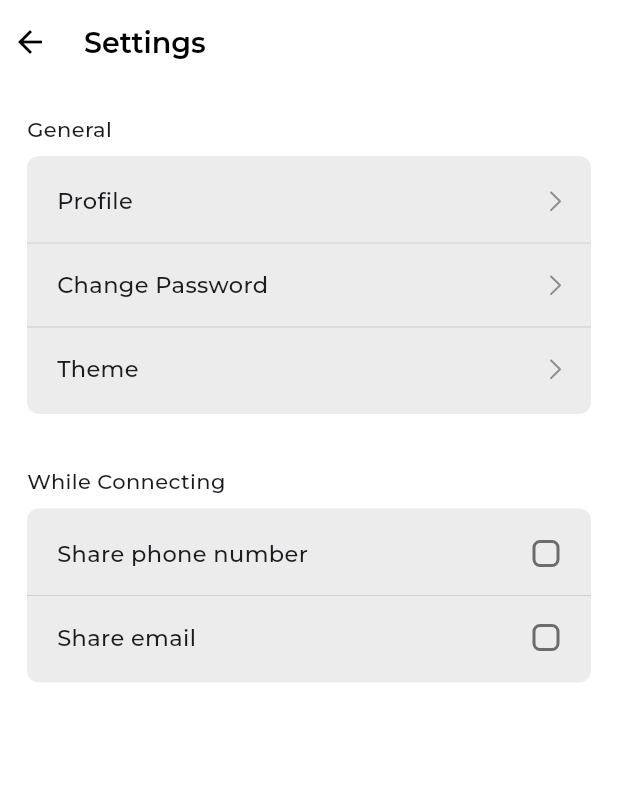
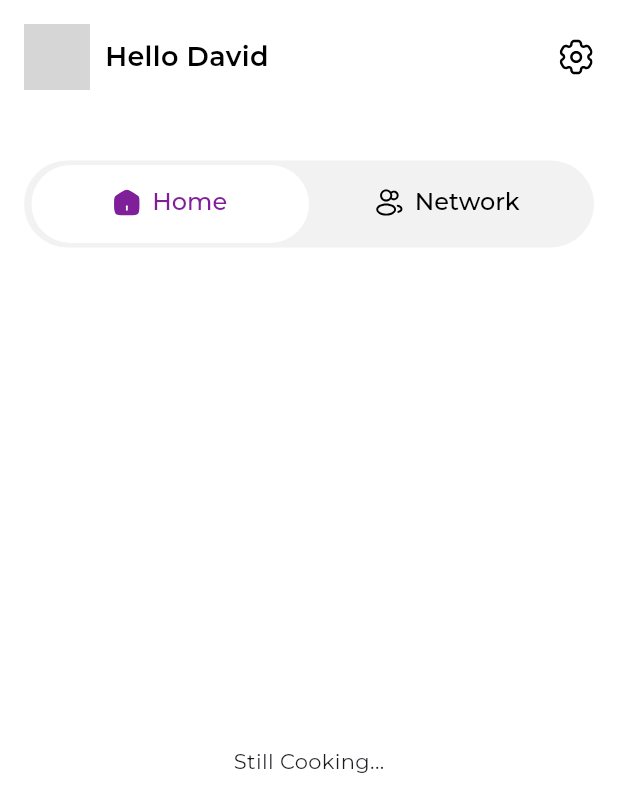
Before and after one commit to Maxzeno/socialscan, a Flutter app: the screen it shows after launch, on a phone screen of 412 x 824 dp. Shown: the top 812 px of the screen. Run offline on Flutter 3.47's test engine with Material 3 defaults, Android fonts, the phone set to English and light mode, and no system bars; our stand-ins replace flutter_svg, google_fonts; missing offline and left inert: fl_country_code_picker; network calls fail; grey boxes are pictures that could not be loaded.

Commit message:
added home_screen_ui

```diff
--- a/lib/main.dart
+++ b/lib/main.dart
@@ -1,6 +1,6 @@
 import 'package:flutter/material.dart';
 import 'package:google_fonts/google_fonts.dart';
-import 'package:socialscan/views/settings/screens/settings_screen.dart';
+import 'package:socialscan/views/home/screens/home_sceen.dart';
 
 void main() {
   runApp(const MyApp());
@@ -22,7 +22,7 @@ class MyApp extends StatelessWidget {
         colorScheme: ColorScheme.fromSeed(seedColor: const Color(0xFF7F1F9A)),
         useMaterial3: false,
       ),
-      home: const SettingScreen(),
+      home: const HomeScreen(),
       // home: const SignUpScreen(),
     );
   }
--- a/lib/utils/images.dart
+++ b/lib/utils/images.dart
@@ -6,3 +6,9 @@ String iconPath = 'assets/svg_icons';
 String forwardIcon = '$iconPath/forward.svg';
 String editIcon = '$iconPath/edit.svg';
 String lockIcon = '$iconPath/lock_icon.svg';
+String settingsIcon = '$iconPath/settings_icon.svg';
+String homeIcon = '$iconPath/home_icon.svg';
+String homeIconFill = '$iconPath/home_icon_fill.svg';
+String networkIcon = '$iconPath/network_icon.svg';
+String networkIconFill = '$iconPath/network_icon_fill.svg';
+String searchIcon = '$iconPath/search.svg';
--- a/lib/utils/strings.dart
+++ b/lib/utils/strings.dart
@@ -23,6 +23,7 @@ String whileConnecting = 'While Connecting';
 String sharePhoneNumber = 'Share phone number';
 String shareEmail = 'Share email';
 String davidRay = 'David Ray';
+String helloDavid = 'Hello David';
 String profileEmail = 'davidray@gmail.com';
 String profileImage =
     'https://img.freepik.com/free-photo/portrait-man-laughing_23-2148859448.jpg?size=338&ext=jpg&ga=GA1.1.1700460183.1708041600&semt=ais';
@@ -32,3 +33,8 @@ String enterCurrentPassword = 'Enter Current Password';
 String enterNewPassword = 'Enter new password';
 String reEnterPassword = 'Re-enter password';
 String helloTest = 'Hello Test';
+String home = 'Home';
+String network = 'Network';
+String today = 'Today';
+String yesterday = 'Yesterday';
+String month = 'January 16';
--- /dev/null
+++ b/lib/views/home/screens/home_sceen.dart
@@ -0,0 +1,232 @@
+import 'package:flutter/cupertino.dart';
+import 'package:flutter/material.dart';
+import 'package:flutter_svg/svg.dart';
+import 'package:google_fonts/google_fonts.dart';
+import 'package:socialscan/utils/colors.dart';
+import 'package:socialscan/utils/images.dart';
+import 'package:socialscan/utils/strings.dart';
+import 'package:socialscan/views/home/widgets/network_list_tile.dart';
+import 'package:socialscan/views/home/widgets/tab_text_tile.dart';
+import 'package:socialscan/views/profile/screens/profile_screen.dart';
+import 'package:socialscan/views/settings/screens/settings_screen.dart';
+
+class HomeScreen extends StatefulWidget {
+  const HomeScreen({super.key});
+
+  @override
+  State<HomeScreen> createState() => _HomeScreenState();
+}
+
+class _HomeScreenState extends State<HomeScreen> {
+  int _selectedIndex = 0;
+  @override
+  Widget build(BuildContext context) {
+    return DefaultTabController(
+      length: 2,
+      child: Scaffold(
+        backgroundColor: Colors.white,
+        // appBar: AppBar(
+        //   backgroundColor: Colors.white,
+        //   // leadingWidth: 20,
+        //   elevation: 0.0,
+        //   leading: Center(
+        //     child: CircleAvatar(
+        //       radius: 20,
+        //       backgroundImage: NetworkImage(profileImage),
+        //     ),
+        //   ),
+        //   title: Text(
+        //     helloDavid,
+        //     style: GoogleFonts.montserrat(
+        //       fontSize: 18,
+        //       fontWeight: FontWeight.w600,
+        //       color: ProjectColors.midBlack,
+        //     ),
+        //   ),
+        //   actions: [
+        //     IconButton(
+        //       onPressed: () {},
+        //       icon: SvgPicture.asset(
+        //         settingsIcon,
+        //         height: 24,
+        //         width: 24,
+        //       ),
+        //     ),
+        //   ],
+        // ),
+        body: SafeArea(
+          child: Padding(
+            padding: const EdgeInsets.symmetric(horizontal: 16.0, vertical: 16),
+            child: Column(
+              children: [
+                Row(
+                  children: [
+                    InkWell(
+                      onTap: () {
+                        Navigator.push(
+                          context,
+                          CupertinoPageRoute(
+                            builder: (_) => const ProfileScreen(),
+                          ),
+                        );
+                      },
+                      child: CircleAvatar(
+                        radius: 22,
+                        backgroundImage: NetworkImage(profileImage),
+                      ),
+                    ),
+                    const SizedBox(
+                      width: 10,
+                    ),
+                    Text(
+                      helloDavid,
+                      style: GoogleFonts.montserrat(
+                        fontSize: 18,
+                        fontWeight: FontWeight.w600,
+                        color: ProjectColors.midBlack,
+                      ),
+                    ),
+                    const Spacer(),
+                    InkWell(
+                      onTap: () {
+                        Navigator.push(
+                          context,
+                          CupertinoPageRoute(
+                            builder: (_) => const SettingScreen(),
+                          ),
+                        );
+                      },
+                      child: SvgPicture.asset(
+                        settingsIcon,
+                        height: 24,
+                        width: 24,
+                      ),
+                    ),
+                  ],
+                ),
+                const SizedBox(
+                  height: 30,
+                ),
+                tabs(),
+                const SizedBox(
+                  height: 25,
+                ),
+                Expanded(
+                  child: TabBarView(
+                    children: [
+                      const Center(
+                        child: Text('Still Cooking...'),
+                      ),
+                      dateNetwork(),
+                    ],
+                  ),
+                ),
+              ],
+            ),
+          ),
+        ),
+      ),
+    );
+  }
+
+  Container tabs() {
+    return Container(
+      height: 58,
+      width: double.infinity,
+      margin: const EdgeInsets.symmetric(
+        vertical: 17,
+      ),
+      padding: const EdgeInsets.symmetric(horizontal: 5),
+      decoration: BoxDecoration(
+        color: ProjectColors.mainGray.withOpacity(0.7),
+        borderRadius: BorderRadius.circular(94),
+      ),
+      child: TabBar(
+        labelColor: ProjectColors.mainPurple,
+        unselectedLabelColor: Colors.black,
+        splashBorderRadius: BorderRadius.circular(94),
+        indicatorColor: Colors.transparent,
+        indicatorPadding: const EdgeInsets.symmetric(
+          vertical: 3,
+        ),
+        indicator: BoxDecoration(
+          color: Colors.white,
+          borderRadius: BorderRadius.circular(94),
+          // border: Border.all(color: darkGrey),
+        ),
+        tabs: [
+          TabTextTile(
+              iconPath: _selectedIndex == 0 ? homeIconFill : homeIcon,
+              text: home,
+              isSelected: _selectedIndex == 0),
+          TabTextTile(
+              iconPath: _selectedIndex == 1 ? networkIconFill : networkIcon,
+              text: network,
+              isSelected: _selectedIndex == 1),
+        ],
+        onTap: (index) {
+          setState(() {
+            _selectedIndex = index; // Update the selected index
+          });
+        },
+      ),
+    );
+  }
+
+  Widget networkLists(int? count) {
+    return ListView.separated(
+      shrinkWrap: true,
+      physics: const NeverScrollableScrollPhysics(),
+      itemCount: count ?? 3,
+      itemBuilder: (context, index) => const NetworkListTile(),
+      separatorBuilder: (context, child) => const SizedBox(
+        height: 10,
+      ),
+    );
+  }
+
+  Widget textTile(String text, bool visible) {
+    return Row(
+      mainAxisAlignment: MainAxisAlignment.spaceBetween,
+      children: [
+        Text(
+          text,
+          style: GoogleFonts.montserrat(
+            fontSize: 14,
+            fontWeight: FontWeight.w500,
+          ),
+        ),
+        Visibility(
+          visible: visible,
+          child: SvgPicture.asset(
+            searchIcon,
+            height: 21,
+            width: 21,
+          ),
+        ),
+      ],
+    );
+  }
+
+  Widget dateNetwork() {
+    return SingleChildScrollView(
+      child: Column(
+        children: [
+          textTile(today, true),
+          const SizedBox(
+            height: 18,
+          ),
+          networkLists(3),
+          const SizedBox(
+            height: 25,
+          ),
+          textTile(yesterday, false),
+          const SizedBox(
+            height: 18,
+          ),
+          networkLists(4),
+        ],
+      ),
+    );
+  }
+}
--- /dev/null
+++ b/lib/views/home/widgets/network_list_tile.dart
@@ -0,0 +1,38 @@
+import 'package:flutter/material.dart';
+import 'package:google_fonts/google_fonts.dart';
+import 'package:socialscan/utils/colors.dart';
+import 'package:socialscan/utils/strings.dart';
+
+class NetworkListTile extends StatelessWidget {
+  const NetworkListTile({super.key});
+
+  @override
+  Widget build(BuildContext context) {
+    return Container(
+      height: 65,
+      width: double.infinity,
+      padding: const EdgeInsets.symmetric(horizontal: 21),
+      decoration: BoxDecoration(
+          borderRadius: BorderRadius.circular(10),
+          color: ProjectColors.mainGray),
+      child: Row(
+        children: [
+          CircleAvatar(
+            radius: 22,
+            backgroundImage: NetworkImage(profileImage),
+          ),
+          const SizedBox(
+            width: 10,
+          ),
+          Text(
+            davidRay,
+            style: GoogleFonts.montserrat(
+              fontSize: 16,
+              fontWeight: FontWeight.w500,
+            ),
+          ),
+        ],
+      ),
+    );
+  }
+}
--- /dev/null
+++ b/lib/views/home/widgets/tab_text_tile.dart
@@ -0,0 +1,42 @@
+import 'package:flutter/material.dart';
+import 'package:flutter_svg/svg.dart';
+import 'package:google_fonts/google_fonts.dart';
+
+class TabTextTile extends StatelessWidget {
+  final String iconPath;
+  final String text;
+  final bool isSelected;
+  const TabTextTile(
+      {super.key,
+      required this.iconPath,
+      required this.text,
+      required this.isSelected});
+
+  @override
+  Widget build(BuildContext context) {
+    return Tab(
+      child: InkWell(
+        child: Row(
+          mainAxisAlignment: MainAxisAlignment.center,
+          children: [
+            SvgPicture.asset(
+              iconPath,
+              height: 18,
+              width: 18,
+            ),
+            const SizedBox(
+              width: 8,
+            ),
+            Text(
+              text,
+              style: GoogleFonts.montserrat(
+                fontSize: 16,
+                fontWeight: FontWeight.w500,
+              ),
+            ),
+          ],
+        ),
+      ),
+    );
+  }
+}
--- a/lib/views/profile/screens/profile_screen.dart
+++ b/lib/views/profile/screens/profile_screen.dart
@@ -210,7 +210,33 @@ class FrostedGlassBox extends StatelessWidget {
               ),
             ),
             // Child widget
-            Center(child: theChild),
+            Center(
+                child: Column(
+              mainAxisAlignment: MainAxisAlignment.center,
+              children: [
+                theChild,
+                const SizedBox(
+                  height: 15,
+                ),
+                Text(
+                  davidRay,
+                  style: GoogleFonts.montserrat(
+                    fontSize: 22,
+                    fontWeight: FontWeight.w600,
+                  ),
+                ),
+                const SizedBox(
+                  height: 3,
+                ),
+                Text(
+                  fullStack,
+                  style: GoogleFonts.montserrat(
+                      fontSize: 14,
+                      fontWeight: FontWeight.w500,
+                      color: ProjectColors.midBlack.withOpacity(0.5)),
+                ),
+              ],
+            )),
           ],
         ),
       ),
--- a/lib/views/settings/screens/settings_screen.dart
+++ b/lib/views/settings/screens/settings_screen.dart
@@ -30,7 +30,9 @@ class _SettingScreenState extends State<SettingScreen> {
         elevation: 0.0,
         leading: IconButton(
           // constraints: BoxConstraints(),
-          onPressed: () {},
+          onPressed: () {
+            Navigator.pop(context);
+          },
           icon: const Icon(
             Icons.arrow_back_outlined,
             color: ProjectColors.midBlack,
```
Also changed, not shown: assets/svg_icons/home_icon.svg (added), assets/svg_icons/home_icon_fill.svg (added), assets/svg_icons/network_icon.svg (added), assets/svg_icons/network_icon_fill.svg (added), assets/svg_icons/search.svg (added), assets/svg_icons/settings_icon.svg (added).
